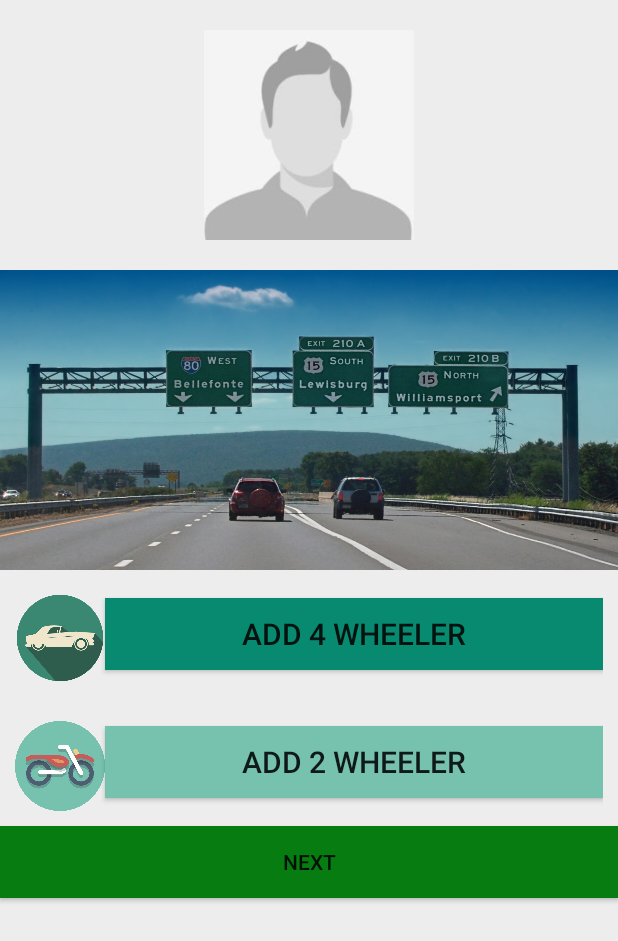
After one commit to codedsun/OnRoadWheels, an Android app: the VehicleRegistration screen opened directly, with no data from a screen before it, on a phone screen of 412 x 824 dp. The commit adds this screen. Shown: the top 941 px of the screen. Run offline under Robolectric (Android 15) with nearby library versions, the phone set to English and light mode, and no system bars.

Commit message:
Bug Fixed

```diff
--- a/app/src/main/AndroidManifest.xml
+++ b/app/src/main/AndroidManifest.xml
@@ -18,7 +18,7 @@
         </activity>
         <activity android:name=".Registration" />
         <activity android:name=".EditProfile" />
-        <activity android:name=".VehicalRegisteration" />
+        <activity android:name=".VehicleRegistration" />
         <activity android:name=".MainPageActivity" />
         <activity android:name=".SearchScreenActivity"></activity>
     </application>
--- /dev/null
+++ b/app/src/main/java/com/example/suneet/onroadwheels/VehicleRegistration.java
@@ -0,0 +1,58 @@
+package com.example.suneet.onroadwheels;
+
+import android.app.Activity;
+import android.content.Intent;
+import android.os.Bundle;
+import android.support.v7.widget.LinearLayoutManager;
+import android.support.v7.widget.RecyclerView;
+import android.view.View;
+import android.widget.Button;
+import android.widget.ImageView;
+import android.widget.Toast;
+
+public class VehicleRegistration extends Activity {
+
+    private ImageView profilePic;
+    private ImageView banner;
+    private Button add4Wheeler;
+
+    private Button add2Wheeler;
+    private RecyclerView fourWheelerRecyclerView;
+    private RecyclerView twoWheelerRecycelerView;
+    private Button buttonNext;
+
+    Intent passData;
+    String mobNo,userName,gender,emergencyNumber,DLNumber,address,age,bloodgp;
+
+    @Override
+    protected void onCreate(Bundle savedInstanceState) {
+        super.onCreate(savedInstanceState);
+        setContentView(R.layout.activity_vehical_registeration);
+        profilePic= (ImageView) findViewById(R.id.userImage);
+        banner= (ImageView) findViewById(R.id.vechilePromo);
+        add4Wheeler= (Button) findViewById(R.id.button4wheeler);
+        add2Wheeler= (Button) findViewById(R.id.button2wheeler);
+        fourWheelerRecyclerView= (RecyclerView) findViewById(R.id.fourWheelerRecyclerView);
+        twoWheelerRecycelerView= (RecyclerView) findViewById(R.id.twoWheelerRecyclerView);
+        RecyclerView.LayoutManager layoutManager=new LinearLayoutManager(this);
+        TypeWheelerRecyclerAdapter typeWheelerRecyclerAdapter;
+        buttonNext = (Button)findViewById(R.id.buttonVechileNext);
+
+        passData=getIntent();
+        mobNo = passData.getStringExtra("MobileNo");
+        userName = passData.getStringExtra("userName");
+        gender = passData.getStringExtra("gender");
+        emergencyNumber = passData.getStringExtra("EmergencyNumber");
+        DLNumber = passData.getStringExtra("DrivingLicence");
+        address = passData.getStringExtra("Address");
+        age=passData.getStringExtra("Age");
+        bloodgp = passData.getStringExtra("BloodGP");
+        buttonNext.setOnClickListener(new View.OnClickListener() {
+            @Override
+            public void onClick(View v) {
+                startActivity(new Intent(VehicleRegistration.this,EditProfile.class));
+                Toast.makeText(VehicleRegistration.this, "Passed Data : "+mobNo+userName+gender+emergencyNumber+DLNumber+address+age, Toast.LENGTH_SHORT).show();
+            }
+        });
+    }
+}
--- a/app/src/main/res/layout/activity_vehical_registeration.xml
+++ b/app/src/main/res/layout/activity_vehical_registeration.xml
@@ -5,7 +5,7 @@
     android:layout_width="match_parent"
     android:layout_height="match_parent"
     android:background="@color/colorBackground"
-    tools:context="com.example.suneet.onroadwheels.VehicalRegisteration"
+    tools:context="com.example.suneet.onroadwheels.VehicleRegistration"
     android:orientation="vertical">
     <ImageView
         android:layout_margin="20dp"
@@ -52,11 +52,12 @@
 
         </LinearLayout>
 
-        <android.support.v7.widget.CardView
-            android:layout_width="match_parent"
-            android:layout_height="10dp"
-            android:visibility="gone"
-            android:id="@+id/wheeler4CardView"/>
+        <android.support.v7.widget.RecyclerView
+            android:layout_width="wrap_content"
+            android:layout_height="wrap_content"
+            android:id="@+id/fourWheelerRecyclerView"
+            android:visibility="gone"/>
+
 
         <LinearLayout
             android:layout_width="match_parent"
@@ -83,11 +84,12 @@
 
 
         </LinearLayout>
-        <android.support.v7.widget.CardView
-            android:layout_width="match_parent"
-            android:layout_height="10dp"
-            android:visibility="gone"
-            android:id="@+id/wheeler2CardView"/>
+
+        <android.support.v7.widget.RecyclerView
+            android:layout_width="wrap_content"
+            android:layout_height="wrap_content"
+            android:id="@+id/twoWheelerRecyclerView"
+            android:visibility="gone"/>
     </LinearLayout>
 
 
--- a/app/src/main/res/layout/vehiclefieldlayout.xml
+++ b/app/src/main/res/layout/vehicle_alertdialog_layout.xml
@@ -9,7 +9,7 @@
         android:layout_height="wrap_content"
         android:ems="10"
         android:inputType="textPersonName"
-        android:hint="@string/vehicleName"
+        android:hint="@string/vehicleNumber"
         android:gravity="center"/>
 
     <EditText
--- a/app/src/main/res/values/strings.xml
+++ b/app/src/main/res/values/strings.xml
@@ -12,7 +12,7 @@
     <string name="age">Age :</string>
     <string name="address">Address</string>
     <string name="next">Next</string>
-    <string name="vehicleName">Enter Vehicle Name</string>
+    <string name="vehicleNumber">Enter Vehicle Number</string>
     <string name="vehicleModel">Enter Vehicle Model</string>
     <string name="add">ADD</string>
 
```
Also changed, not shown: app/src/main/java/com/example/suneet/onroadwheels/Registration.java (+1 -6 lines), app/src/main/java/com/example/suneet/onroadwheels/TypeWheelerRecyclerAdapter.java (added, +61 -0 lines), app/src/main/java/com/example/suneet/onroadwheels/VehicalRegisteration.java (deleted, +0 -38 lines), app/src/main/res/layout/type_wheeler_recycler_view.xml (added, +34 -0 lines).
